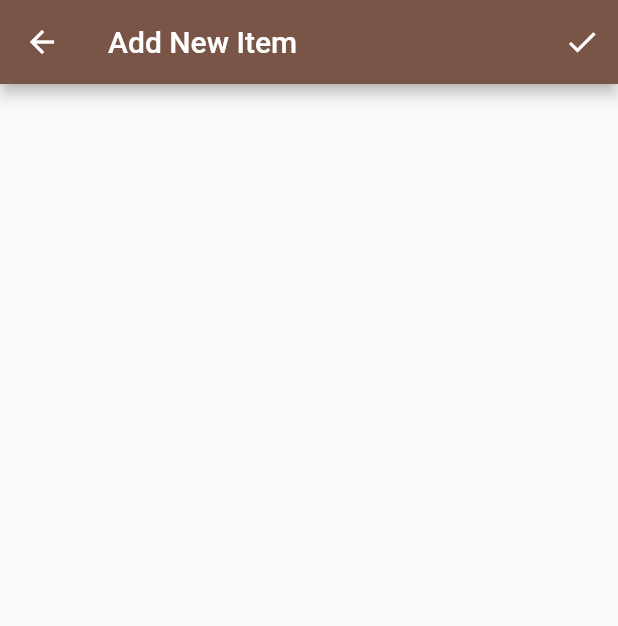
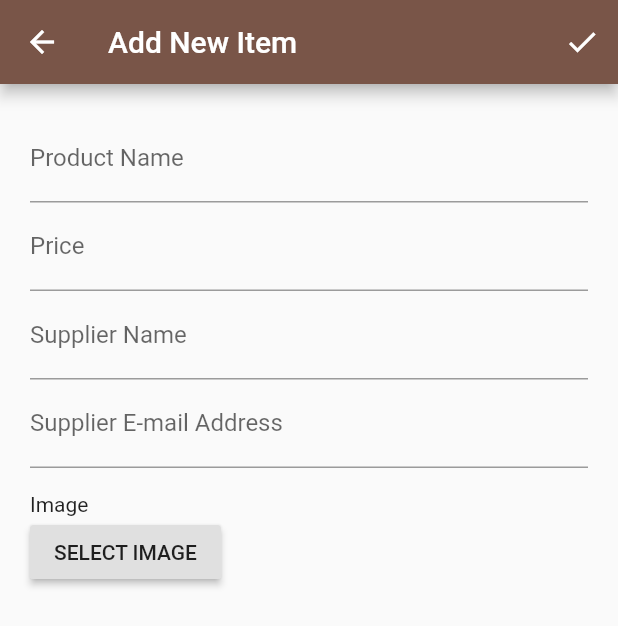
Before and after one commit to buthmathearo/demo_flutter_inventory_app, a Flutter app: the screen it shows after launch, after a tap on the "add" icon, on a phone screen of 412 x 824 dp. Shown: the top 626 px of the screen. Run offline on Flutter 3.47's test engine with Material 2 defaults, Android fonts, the phone set to English and light mode, and no system bars.

Commit message:
Implement some part of detail screen.

```diff
--- /dev/null
+++ b/lib/src/model/item.dart
@@ -0,0 +1,17 @@
+class Item {
+  var productName;
+  var price;
+  var qty;
+  var supplierName;
+  var supplierPhone;
+  var supplierEmail;
+  var imageUrl;
+
+  Item(
+      {this.productName,
+      this.price,
+      this.qty,
+      this.supplierName,
+      this.supplierPhone,
+      this.supplierEmail});
+}
--- a/lib/src/ui/home_page.dart
+++ b/lib/src/ui/home_page.dart
@@ -1,4 +1,4 @@
-import 'package:demo_flutter_inventory_app/src/ui/item_detail.dart';
+import 'package:demo_flutter_inventory_app/src/ui/item_detail_page.dart';
 import 'package:demo_flutter_inventory_app/src/util/util.dart';
 import 'package:flutter/material.dart';
 
@@ -17,12 +17,12 @@ class _HomePageState extends State<HomePage> {
           IconButton(icon: Icon(Icons.cloud_download), onPressed: () {})
         ],
       ),
-      body: _buildEmptyItemView(),
-      floatingActionButton: _buildFloatingActionButton(context),
+      body: _emptyItemView(),
+      floatingActionButton: _floatingActionButton(context),
     );
   }
 
-  Widget _buildEmptyItemView() {
+  Widget _emptyItemView() {
     return Center(
       child: Column(
         crossAxisAlignment: CrossAxisAlignment.center,
@@ -38,18 +38,18 @@ class _HomePageState extends State<HomePage> {
     );
   }
 
-  Widget _buildFloatingActionButton(BuildContext context) {
+  Widget _floatingActionButton(BuildContext context) {
     return Padding(
       padding: EdgeInsets.all(8.0),
       child: FloatingActionButton(
           child: Icon(Icons.add, color: Colors.white),
           onPressed: () {
-            _openItemDetailPage(context);
+            _openDetailPage(context);
           }),
     );
   }
 
-  void _openItemDetailPage(BuildContext context) {
+  void _openDetailPage(BuildContext context) {
     Navigator.push(context, MaterialPageRoute(builder: (context) {
       return ItemDetailPage();
     }));
--- a/lib/src/ui/item_detail.dart
+++ /dev/null
@@ -1,18 +0,0 @@
-import 'package:flutter/material.dart';
-
-class ItemDetailPage extends StatefulWidget {
-  @override
-  _ItemDetailPageState createState() => _ItemDetailPageState();
-}
-
-class _ItemDetailPageState extends State<ItemDetailPage> {
-  @override
-  Widget build(BuildContext context) {
-    return Scaffold(
-      appBar: AppBar(
-        title: Text('Add New Item'),
-        actions: [IconButton(icon: Icon(Icons.done), onPressed: () {})],
-      ),
-    );
-  }
-}
--- /dev/null
+++ b/lib/src/ui/item_detail_form.dart
@@ -0,0 +1,70 @@
+import 'package:demo_flutter_inventory_app/src/model/item.dart';
+import 'package:flutter/material.dart';
+
+class ItemDetailForm extends StatefulWidget {
+  @override
+  _ItemDetailFormState createState() => _ItemDetailFormState();
+}
+
+class _ItemDetailFormState extends State<ItemDetailForm> {
+  final _item = Item();
+
+  var _qty = 0;
+
+  @override
+  Widget build(BuildContext context) {
+    return Form(
+      child: ListView(
+        padding: EdgeInsets.all(20.0),
+        children: [
+          TextFormField(
+            decoration: InputDecoration(labelText: 'Product Name'),
+          ),
+          TextFormField(
+            decoration: InputDecoration(labelText: 'Price'),
+          ),
+
+          //FIXME It's error when enable this view.
+          //_quantityView(),
+          TextFormField(
+            decoration: InputDecoration(
+                labelText: 'Supplier Name', hintText: 'Candy Supplier GmbH'),
+          ),
+          TextFormField(
+            decoration: InputDecoration(
+                labelText: 'Supplier E-mail Address',
+                hintText: 'supplier@gmail.com'),
+          ),
+
+          _selectImageButton()
+        ],
+      ),
+    );
+  }
+
+  Widget _selectImageButton() {
+    return Column(
+      crossAxisAlignment: CrossAxisAlignment.start,
+      children: [
+        Padding(
+          padding: const EdgeInsets.only(top: 16.0),
+          child: Text('Image'),
+        ),
+        RaisedButton(onPressed: () {}, child: Text('SELECT IMAGE'),)
+      ]
+    );
+  }
+
+  Widget _quantityView() {
+    return Row(
+      mainAxisSize: MainAxisSize.min,
+      children: [
+        RaisedButton(onPressed: () {}, child: Text('-')),
+        TextFormField(
+          decoration: InputDecoration(labelText: 'Quantity'),
+        ),
+        RaisedButton(onPressed: () {}, child: Text('+'))
+      ]
+    );
+  }
+}
--- /dev/null
+++ b/lib/src/ui/item_detail_page.dart
@@ -0,0 +1,33 @@
+import 'package:demo_flutter_inventory_app/src/ui/dialog/unsaved_changes_dialog.dart';
+import 'package:demo_flutter_inventory_app/src/ui/item_detail_form.dart';
+import 'package:flutter/material.dart';
+
+class ItemDetailPage extends StatefulWidget {
+  @override
+  _ItemDetailPageState createState() => _ItemDetailPageState();
+}
+
+class _ItemDetailPageState extends State<ItemDetailPage> {
+  var _isEdited = false;
+
+  @override
+  Widget build(BuildContext context) {
+    return WillPopScope(
+      onWillPop: () { // Handle when back pressed.
+        if (_isEdited) {
+          showUnsavedChangesDialog(context);
+          return Future.value(false);
+        } else {
+          return Future.value(true);
+        }
+      },
+      child: Scaffold(
+        appBar: AppBar(
+          title: Text('Add New Item'),
+          actions: [IconButton(icon: Icon(Icons.done), onPressed: () {})],
+        ),
+        body: SafeArea(child: ItemDetailForm()),
+      ),
+    );
+  }
+}
```
Also changed, not shown: lib/src/ui/dialog/unsaved_changes_dialog.dart (added, +25 -0 lines).
